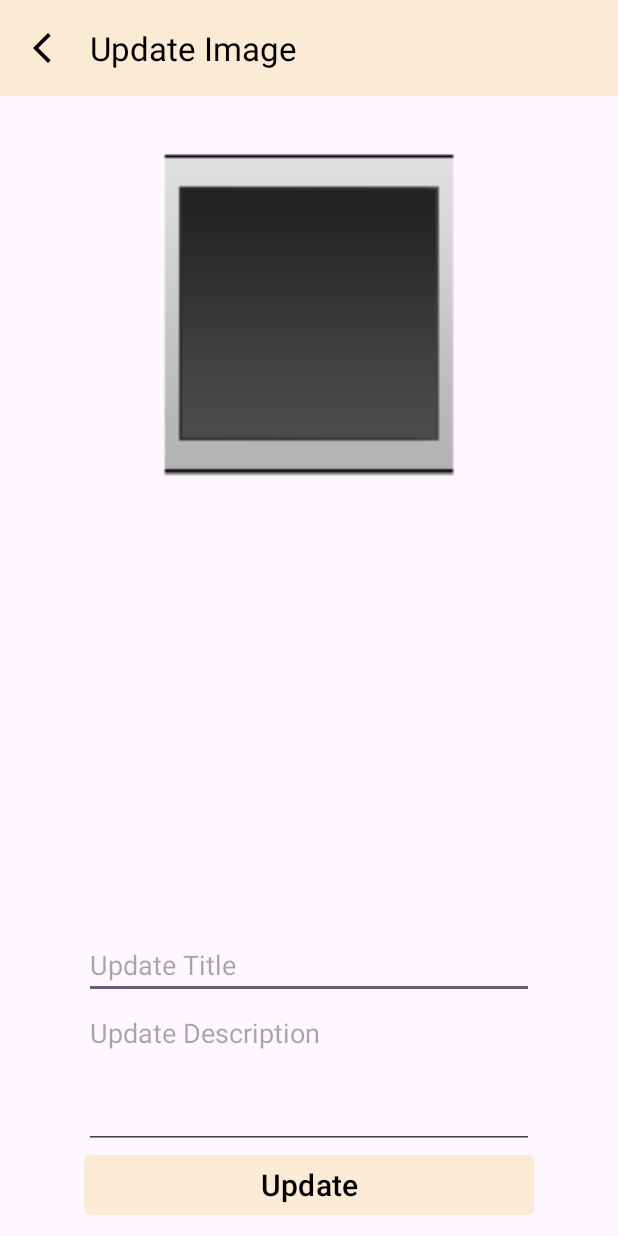
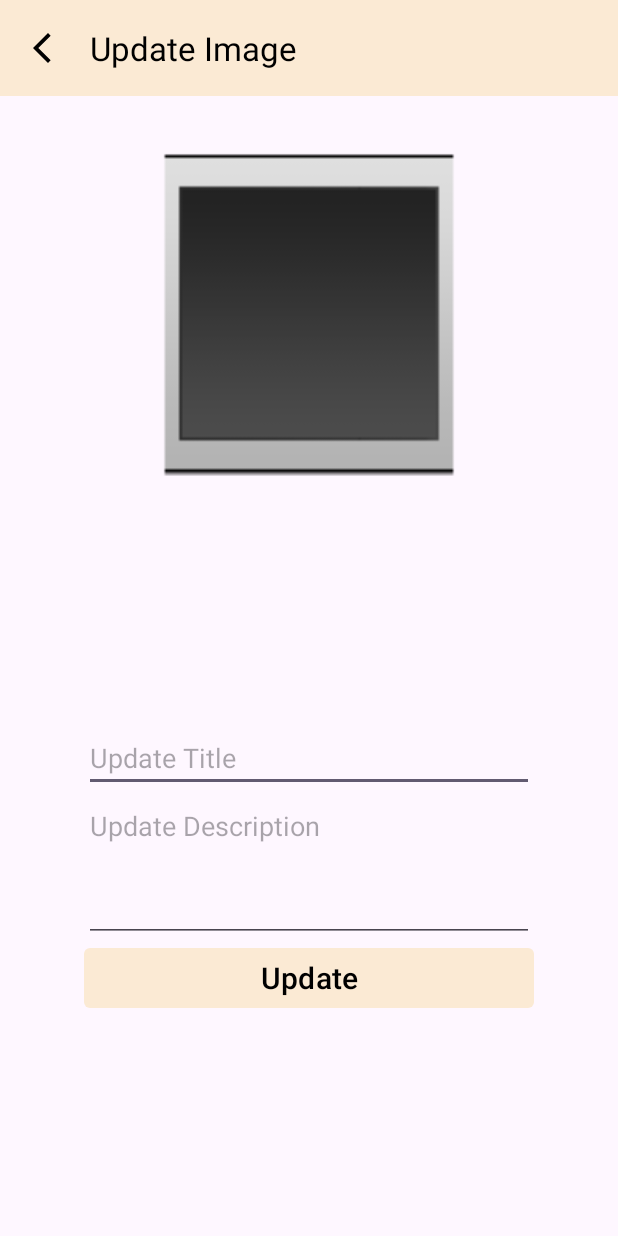
Before and after one commit to SrbastianM/Photo-Album, an Android app: the UpdateImageActivity screen opened directly, with no data from a screen before it, on a phone screen of 412 x 824 dp. Run offline under Robolectric (Android 15) with nearby library versions, the phone set to English and light mode, and no system bars; our stand-ins replace Room's generated code.

Commit message:
i finish the update function and with this close the project

```diff
--- a/app/src/main/java/com/srbastian/photoalbum/repository/MyImagesRepository.kt
+++ b/app/src/main/java/com/srbastian/photoalbum/repository/MyImagesRepository.kt
@@ -32,4 +32,8 @@ class MyImagesRepository(application: Application) {
     fun getAllImages(): LiveData<List<MyImages>> {
         return imagesList
     }
+
+    suspend fun getItemById(id: Int): MyImages {
+        return myImagesDao.getItemById(id)
+    }
 }
--- a/app/src/main/java/com/srbastian/photoalbum/room/MyImagesDao.kt
+++ b/app/src/main/java/com/srbastian/photoalbum/room/MyImagesDao.kt
@@ -24,4 +24,7 @@ interface MyImagesDao {
 
     @Query("SELECT * FROM my_images ORDER BY imageId ASC")
     fun getAllImages(): LiveData<List<MyImages>>
+
+    @Query("SELECT * FROM my_images WHERE imageId = :id")
+    suspend fun getItemById(id: Int) : MyImages
 }
--- a/app/src/main/java/com/srbastian/photoalbum/view/AddImageActivity.kt
+++ b/app/src/main/java/com/srbastian/photoalbum/view/AddImageActivity.kt
@@ -45,7 +45,7 @@ class AddImageActivity : AppCompatActivity() {
 
         // Solicit the permissions to access the Media Gallery
 
-        addImageBinding.ivAddImage.setOnClickListener {
+        addImageBinding.ivAddImage.setOnClickListener   {
 
             if (ControlPermission.checkPermission(this)) {
                 val intent =
--- a/app/src/main/java/com/srbastian/photoalbum/viewmodel/MyImagesViewModel.kt
+++ b/app/src/main/java/com/srbastian/photoalbum/viewmodel/MyImagesViewModel.kt
@@ -35,4 +35,8 @@ class MyImagesViewModel(application: Application) : AndroidViewModel(application
         return imagesList
     }
 
+    suspend fun getItemById(id: Int): MyImages {
+        return repository.getItemById(id)
+    }
+
 }
--- a/app/src/main/res/layout/activity_update_image.xml
+++ b/app/src/main/res/layout/activity_update_image.xml
@@ -45,28 +45,29 @@
         android:gravity="center"
         android:orientation="vertical"
         app:layout_constraintBottom_toBottomOf="parent"
-        app:layout_constraintTop_toBottomOf="@+id/ivAddImage"
-        app:layout_constraintVertical_bias="0.5"
-        tools:layout_editor_absoluteX="1dp">
+        app:layout_constraintEnd_toEndOf="parent"
+        app:layout_constraintStart_toStartOf="parent"
+        app:layout_constraintTop_toBottomOf="@+id/ivUpdateImage"
+        app:layout_constraintVertical_bias="0.5">
 
         <EditText
             android:id="@+id/etUpdateTitle"
             android:layout_width="300dp"
             android:layout_height="wrap_content"
+            android:autofillHints="text"
             android:ems="10"
             android:hint="Update Title"
-            android:inputType="text"
-            android:autofillHints="text" />
+            android:inputType="text" />
 
         <EditText
-            android:id="@+id/etUpdateTextMultiLine"
+            android:id="@+id/etUpdateDescription"
             android:layout_width="300dp"
             android:layout_height="100dp"
+            android:autofillHints=""
             android:ems="10"
             android:gravity="start|top"
             android:hint="Update Description"
-            android:inputType="textMultiLine"
-            android:autofillHints="" />
+            android:inputType="textMultiLine" />
 
         <Button
             android:id="@+id/btnUpdate"
```
Also changed, not shown: app/src/main/java/com/srbastian/photoalbum/adapter/MyImagesAdapter.kt (+17 -1 lines), app/src/main/java/com/srbastian/photoalbum/view/MainActivity.kt (+20 -1 lines), app/src/main/java/com/srbastian/photoalbum/view/UpdateImageActivity.kt (+94 -1 lines).
